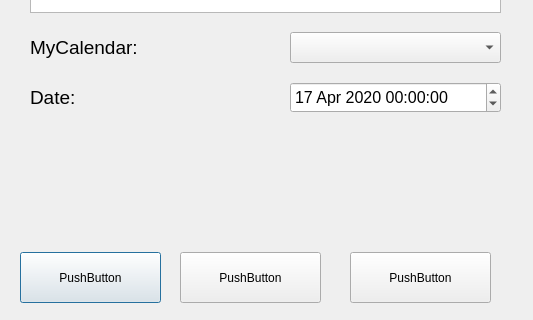
First picture: the form in eventdialog.ui, repository MigotMateusz/Time_organizer, before the edit; both pictures show x 0 to 533 and y 268 to 588 of the 533 by 588 pixel window.
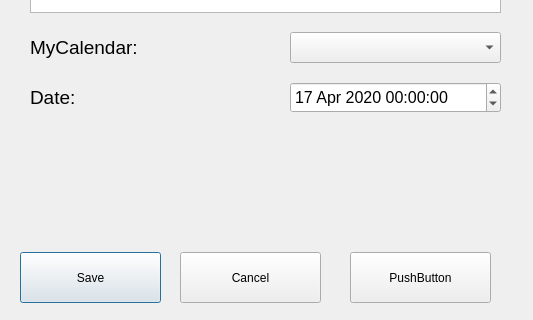
Second picture: the form after the edit.

```diff
--- a/eventdialog.ui
+++ b/eventdialog.ui
@@ -175,7 +175,7 @@
     </rect>
    </property>
    <property name="text">
-    <string>PushButton</string>
+    <string>Save</string>
    </property>
   </widget>
   <widget class="QPushButton" name="pushButton_2">
@@ -188,7 +188,7 @@
     </rect>
    </property>
    <property name="text">
-    <string>PushButton</string>
+    <string>Cancel</string>
    </property>
   </widget>
   <widget class="QPushButton" name="pushButton_3">
```
Left out of the diff: 6 changed lines with no effect on the pictures.
